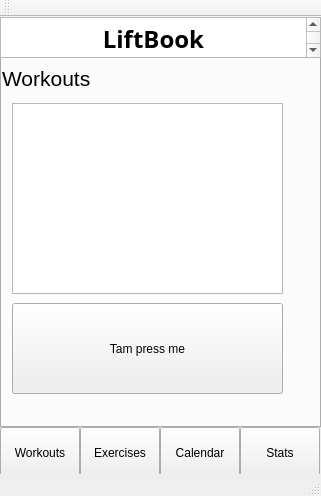
Above: 340Project/mainwindow.ui from keiththomas1/Uplift before the change. Below: the same form after it.
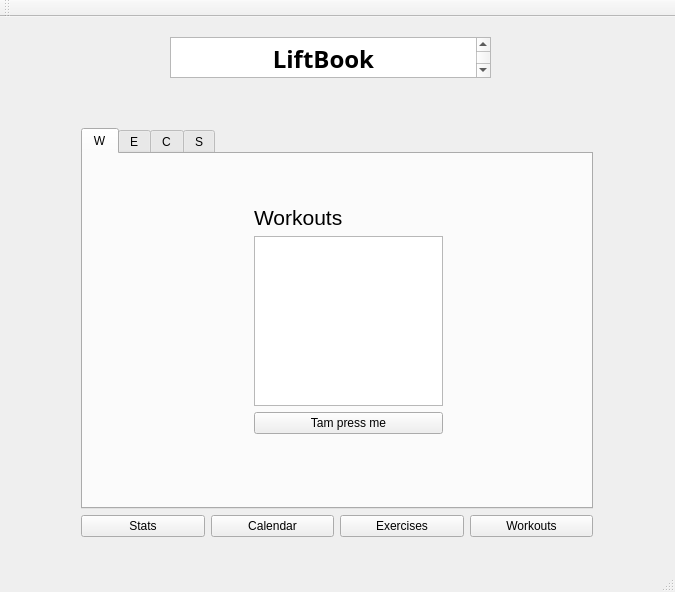
That is the form after the change. The open tabs and pages were chosen to show the change.

Commit message: added some stuff into layout

Patch:
```diff
--- a/340Project/mainwindow.ui
+++ b/340Project/mainwindow.ui
@@ -6,8 +6,8 @@
    <rect>
     <x>0</x>
     <y>0</y>
-    <width>321</width>
-    <height>496</height>
+    <width>675</width>
+    <height>592</height>
    </rect>
   </property>
   <property name="windowTitle">
@@ -17,8 +17,8 @@
    <widget class="QTextBrowser" name="textBrowser">
     <property name="geometry">
      <rect>
-      <x>0</x>
-      <y>0</y>
+      <x>170</x>
+      <y>20</y>
       <width>321</width>
       <height>41</height>
      </rect>
@@ -32,19 +32,22 @@
      <string>&lt;!DOCTYPE HTML PUBLIC &quot;-//W3C//DTD HTML 4.0//EN&quot; &quot;http://www.w3.org/TR/REC-html40/strict.dtd&quot;&gt;
 &lt;html&gt;&lt;head&gt;&lt;meta name=&quot;qrichtext&quot; content=&quot;1&quot; /&gt;&lt;style type=&quot;text/css&quot;&gt;
 p, li { white-space: pre-wrap; }
-&lt;/style&gt;&lt;/head&gt;&lt;body style=&quot; font-family:'NoviasHand'; font-size:8.25pt; font-weight:400; font-style:normal;&quot;&gt;
+&lt;/style&gt;&lt;/head&gt;&lt;body style=&quot; font-family:'NoviasHand'; font-size:13pt; font-weight:400; font-style:normal;&quot;&gt;
 &lt;p align=&quot;center&quot; style=&quot; margin-top:0px; margin-bottom:0px; margin-left:0px; margin-right:0px; -qt-block-indent:0; text-indent:0px;&quot;&gt;&lt;span style=&quot; font-family:'MS Shell Dlg 2'; font-size:18pt; font-weight:600;&quot;&gt;LiftBook&lt;/span&gt;&lt;/p&gt;&lt;/body&gt;&lt;/html&gt;</string>
     </property>
    </widget>
-   <widget class="QTabWidget" name="tabWidget">
+   <widget class="QWidget" name="verticalLayoutWidget">
     <property name="geometry">
      <rect>
-      <x>0</x>
-      <y>10</y>
-      <width>321</width>
-      <height>401</height>
+      <x>70</x>
+      <y>100</y>
+      <width>534</width>
+      <height>431</height>
      </rect>
     </property>
+    <layout class="QVBoxLayout" name="MainLayout">
+     <item>
+      <widget class="QTabWidget" name="TabWidgets">
     <property name="currentIndex">
      <number>3</number>
     </property>
@@ -55,46 +58,39 @@
      <attribute name="title">
       <string>W</string>
      </attribute>
-     <widget class="QListWidget" name="listWidget">
+        <widget class="QWidget" name="verticalLayoutWidget_2">
       <property name="geometry">
        <rect>
-        <x>10</x>
-        <y>50</y>
-        <width>271</width>
-        <height>191</height>
-       </rect>
-      </property>
-     </widget>
-     <widget class="QPushButton" name="pushButton_5">
-      <property name="geometry">
-       <rect>
-        <x>10</x>
-        <y>250</y>
-        <width>271</width>
-        <height>91</height>
-       </rect>
-      </property>
+           <x>160</x>
+           <y>40</y>
+           <width>211</width>
+           <height>251</height>
+          </rect>
+         </property>
+         <layout class="QVBoxLayout" name="WorkOutTabLayout">
+          <item>
+           <widget class="QLabel" name="WorkoutLabel">
+            <property name="font">
+             <font>
+              <pointsize>16</pointsize>
+             </font>
+            </property>
+            <property name="text">
+             <string>Workouts</string>
+            </property>
+           </widget>
+          </item>
+          <item>
+           <widget class="QListWidget" name="WorkoutList"/>
+          </item>
+          <item>
+           <widget class="QPushButton" name="aButton">
       <property name="text">
        <string>Tam press me</string>
       </property>
      </widget>
-     <widget class="QLabel" name="label_4">
-      <property name="geometry">
-       <rect>
-        <x>0</x>
-        <y>10</y>
-        <width>91</width>
-        <height>31</height>
-       </rect>
-      </property>
-      <property name="font">
-       <font>
-        <pointsize>16</pointsize>
-       </font>
-      </property>
-      <property name="text">
-       <string>Workouts</string>
-      </property>
+          </item>
+         </layout>
      </widget>
     </widget>
     <widget class="QWidget" name="exerciseTab">
@@ -165,66 +161,48 @@
        <string>Stats</string>
       </property>
      </widget>
-    </widget>
-   </widget>
-   <widget class="QPushButton" name="pushButton_4">
-    <property name="geometry">
-     <rect>
-      <x>240</x>
-      <y>410</y>
-      <width>80</width>
-      <height>51</height>
-     </rect>
-    </property>
+        <zorder>label_3</zorder>
+        <zorder>Title</zorder>
+       </widget>
+      </widget>
+     </item>
+     <item>
+      <layout class="QHBoxLayout" name="MainButtonLayout">
+       <item>
+        <widget class="QPushButton" name="StatsButton">
     <property name="text">
      <string>Stats</string>
     </property>
    </widget>
-   <widget class="QPushButton" name="pushButton_3">
-    <property name="geometry">
-     <rect>
-      <x>160</x>
-      <y>410</y>
-      <width>80</width>
-      <height>51</height>
-     </rect>
-    </property>
+       </item>
+       <item>
+        <widget class="QPushButton" name="CalenderButton">
     <property name="text">
      <string>Calendar</string>
     </property>
    </widget>
-   <widget class="QPushButton" name="pushButton_2">
-    <property name="geometry">
-     <rect>
-      <x>80</x>
-      <y>410</y>
-      <width>80</width>
-      <height>51</height>
-     </rect>
-    </property>
+       </item>
+       <item>
+        <widget class="QPushButton" name="ExercisesButton">
     <property name="text">
      <string>Exercises</string>
     </property>
    </widget>
-   <widget class="QPushButton" name="pushButton">
-    <property name="geometry">
-     <rect>
-      <x>0</x>
-      <y>410</y>
-      <width>80</width>
-      <height>51</height>
-     </rect>
-    </property>
+       </item>
+       <item>
+        <widget class="QPushButton" name="WorkoutButton">
     <property name="text">
      <string>Workouts</string>
     </property>
    </widget>
-   <zorder>tabWidget</zorder>
-   <zorder>textBrowser</zorder>
-   <zorder>pushButton_4</zorder>
-   <zorder>pushButton_3</zorder>
-   <zorder>pushButton_2</zorder>
-   <zorder>pushButton</zorder>
+       </item>
+      </layout>
+     </item>
+    </layout>
+   </widget>
+   <zorder>Title</zorder>
+   <zorder>verticalLayoutWidget</zorder>
+   <zorder>TabWidgets</zorder>
   </widget>
   <widget class="QMenuBar" name="menuBar">
    <property name="geometry">
```
Left out of the diff: 12 changed lines with no effect on the pictures. Lines whose indentation alone changed are shown as unchanged. The commit also changes 1 other file.
